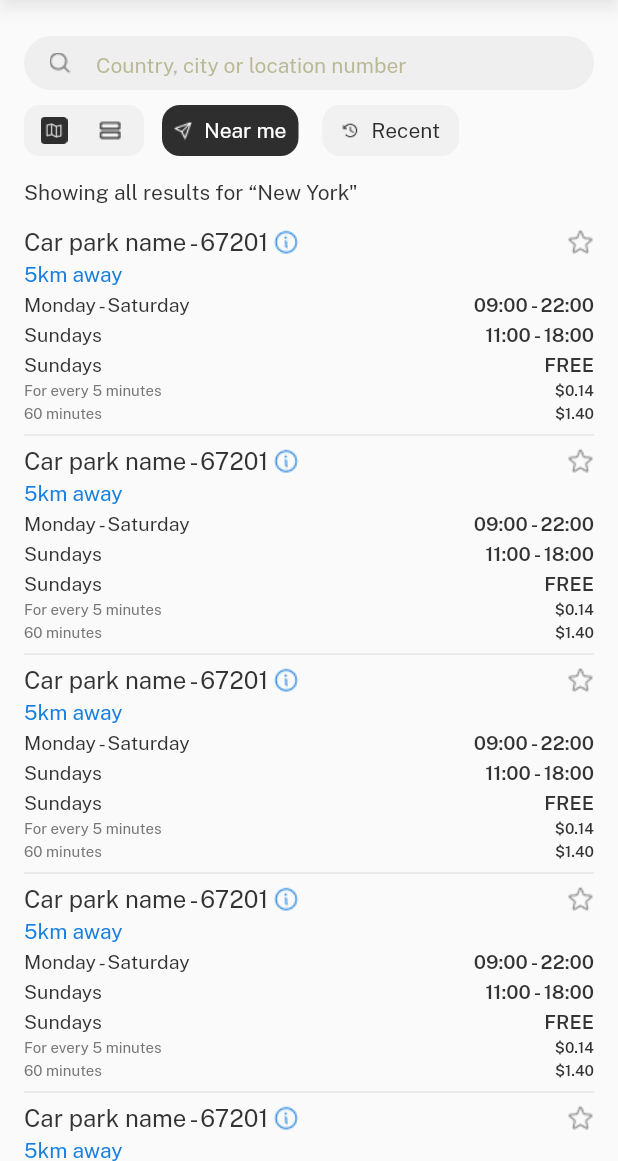
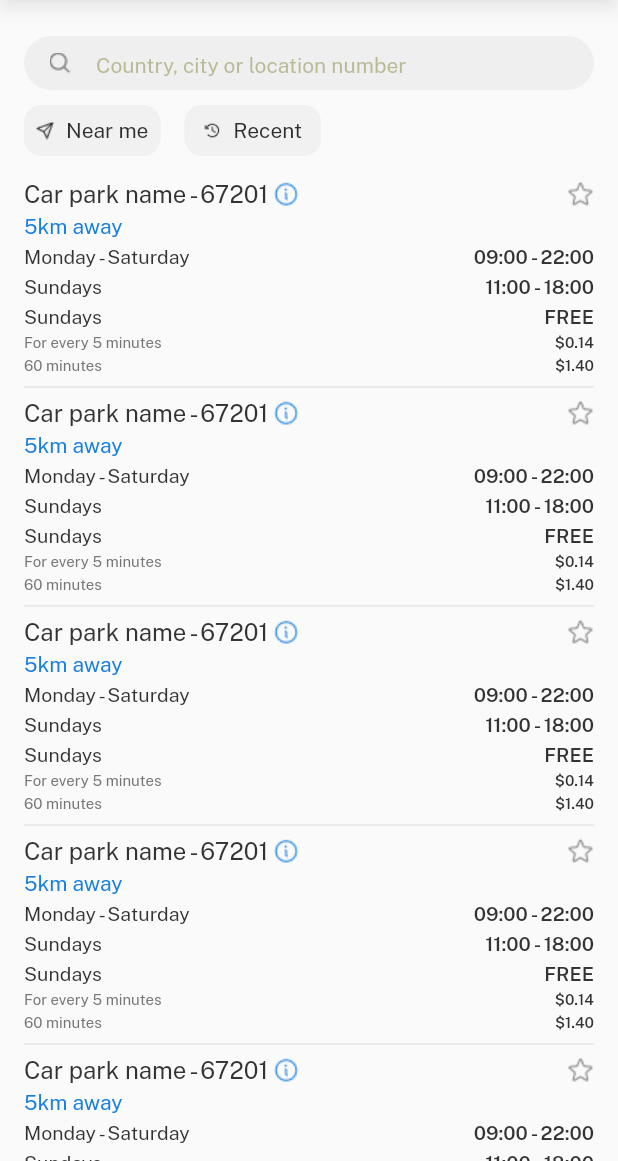
Before and after one commit to Saroja-T/saxnpark-app, a Flutter app: the LocationList screen opened by its route, on a phone screen of 412 x 824 dp, the part 75-1236 px from its top. Run offline on Flutter 3.47's test engine with Material 2 defaults, Android fonts, the phone set to English and light mode, and no system bars; our stand-ins replace bloc, equatable, flutter_bloc, google_maps_flutter; missing offline and left inert: google_maps_flutter_android, google_maps_flutter_platform_interface; project files that could hold a hidden picture were left out.

Commit message:
location designs completed

```diff
--- a/lib/pages/home_page.dart
+++ b/lib/pages/home_page.dart
@@ -183,7 +183,7 @@
                         return GestureDetector(
                           onTap: () {
                             context.read<LandingBloc>().add(TabChangeEvent(
-                                tabIndex: 0, tabLabel: Strings.rLocation));
+                                tabIndex: 0, tabLabel: Strings.rLocationGridList));
                           },
                           child: Container(
                             margin: const EdgeInsets.only(right: 16.0),
--- a/lib/pages/location_list.dart
+++ b/lib/pages/location_list.dart
@@ -18,17 +18,17 @@
 class _LocationListState extends State<LocationList> {
   var searchedText;
   bool _showModal = false;
-
-
   late PersistentBottomSheetController _bottomSheetController;
   bool countrySelected = false;
   bool inCorrectSearch = true;
   bool starSelected = false;
+  String tabLabel = "";
 
 
   @override
   Widget build(BuildContext context) {
     h = MediaQuery.of(context).size.height;
+    tabLabel = context.watch<LandingBloc>().state.tabLabel;
     return Scaffold(
       appBar: CustomAppBar(title: Strings.location),
       body: Container(
@@ -75,6 +75,7 @@
               padding:  EdgeInsets.fromLTRB(16, 0, 16, 0),
               child:Row(
                   children: [
+                    if(tabLabel==Strings.rNearMeList || tabLabel==Strings.rNearMeMapList)
                     Container(
                       width: 80,
                       height: 34,
@@ -90,7 +91,7 @@
                             width: 40,
                             child: IconButton(
                                 onPressed: () {},
-                                icon: Image.asset(gridSelectedIcon,width: 35,)),
+                                icon: Image.asset(gridIcon,width: 35,)),
                           ),
                           SizedBox(
                             width: 35,
@@ -98,30 +99,34 @@
                             child: IconButton(
                                 onPressed: () {
                                   print("cllcik");
-                                }, icon: Image.asset(listIcon,width: 24,)),
+                                }, icon: Image.asset(tabLabel==Strings.rNearMeList?listSelectedIcon:listIcon,width: 24,)),
                           ),
                         ],
                       ),
                     ),
+
                     Container(
                       width: 91.0,
                       height: 34.0,
                       margin: const EdgeInsets.only(right: 16),
                       child: TextButton.icon(
-                        style: locationActiveElatedBtnStyle,
-                        onPressed: () {},
+                        style: tabLabel==Strings.rNearMeList?locationActiveElatedBtnStyle:locationInActiveElatedBtnStyle,
+                        onPressed: () {
+                            context.read<LandingBloc>().add(TabChangeEvent(
+                            tabIndex: 0, tabLabel: Strings.rNearMeMapList));
+                        },
                         icon: Image.asset(
                           nearMe,
                           width: 12.0,
                           height: 12.0,
-                          color: AppColors.white,
+                          color: tabLabel==Strings.rNearMeList?AppColors.white:AppColors.black5,
                         ),
                         label: Text(
                           Strings.nearMe,
                           style: TextStyle(
                               fontSize: 14.0,
                               fontWeight: FontWeight.w400,
-                              color: AppColors.white),
+                              color: tabLabel==Strings.rNearMeList?AppColors.white:AppColors.black5),
                         ),
                       ),
                     ),
@@ -130,34 +135,40 @@
                       height: 34.0,
                       margin: const EdgeInsets.only(right: 16),
                       child: TextButton.icon(
-                        style: locationInActiveElatedBtnStyle,
-                        onPressed: () {},
-                        icon: Image.asset(recent, width: 12.0, height: 12.0),
+                        style: tabLabel==Strings.rRecentList?locationActiveElatedBtnStyle:locationInActiveElatedBtnStyle,
+                        onPressed: () {
+                           context.read<LandingBloc>().add(TabChangeEvent(
+                            tabIndex: 0, tabLabel: Strings.rRecentList));
+                        },
+                        icon: Image.asset(recent, width: 12.0, height: 12.0,
+                        color: tabLabel==Strings.rRecentList?AppColors.white:AppColors.black5,),
                         label: Text(
                           Strings.recent,
                           style: TextStyle(
                               fontSize: 14.0,
                               fontWeight: FontWeight.w400,
-                              color: AppColors.black5),
+                              color: tabLabel==Strings.rRecentList?AppColors.white:AppColors.black5),
                         ),
                       ),
                     ),
                   ],
                 ),
             ),
-            countrySelected ? Padding(
+            if(tabLabel==Strings.rLocationList)
+             Padding(
               padding: const EdgeInsets.fromLTRB(16, 16, 16, 0),
               child: Column(children: [
                 Text(Strings.newYork,style: customTextStyle(20, FontWeight.w500, AppColors.black1, 0),),
                 Text(Strings.countryCount,style: customTextStyle(14, FontWeight.w400, AppColors.black4, 1.5),)
               ],),
-            ):SizedBox(),
-            inCorrectSearch ? Padding(
+            ),
+            if(tabLabel==Strings.rLocationSearchList)
+            Padding(
               padding: const EdgeInsets.fromLTRB(16, 16, 16, 0),
               child: Column(children: [
                 Text(Strings.incorrectSearchText,style: customTextStyle(14, FontWeight.w400, AppColors.black3, 0),),
               ],),
-            ):SizedBox(),
+            ),
             Flexible(
               fit: FlexFit.loose,
               child: Padding(
@@ -173,7 +184,6 @@
                       },
                       child: LocationCards(btnClick: (){
                         showLocationBottomSheet(context, starSelected);
-                        // showBottomSheet(context,starSelected);
                       },)
                     );
                   },
--- a/lib/utils/strings.dart
+++ b/lib/utils/strings.dart
@@ -21,12 +21,19 @@
 
   //redirections
   static String rHome ="home";
-  static String rLocation ="location";
+  //Location Page
+
+  static String rLocationGridList ="locationGridList";
   static String rLocationList ="locationList";
-  static String rNearme ="nearMe";
+  static String rLocationSearchList ="locationSearchList";
+  static String rNearMeList ="nearMeList";
+  static String rNearMeMapList ="nearMeMapList";
+  static String rRecentList ="recentList";
+
+  // Session
   static String rSession ="session";
   static String rPermit ="Permit";
-  static String rAccount ="nearMe";
+  static String rAccount ="account";
 
 
 
```
Also changed, not shown: lib/pages/landing_page.dart (+10 -8 lines), lib/pages/location_page.dart (+4 -3 lines), lib/pages/nearme_page.dart (+48 -11 lines), lib/utils/custom_widgets.dart (+7 -17 lines), 1 other file.
